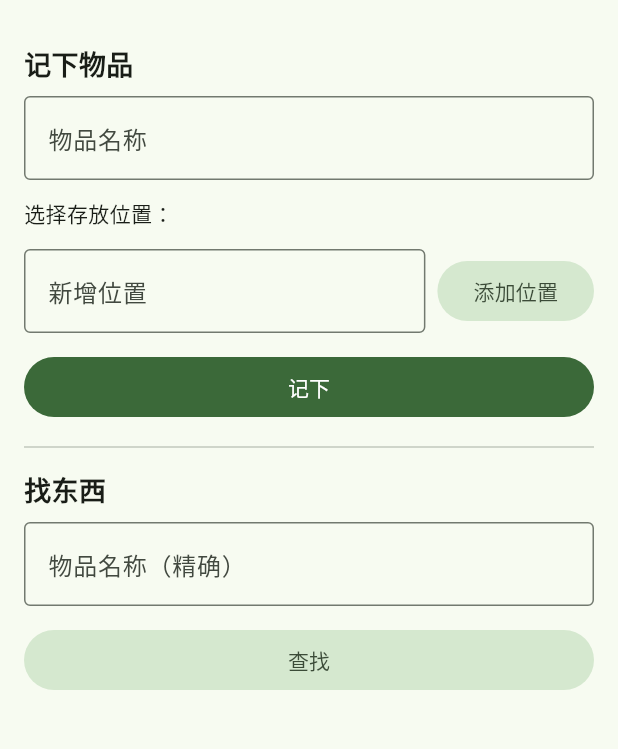
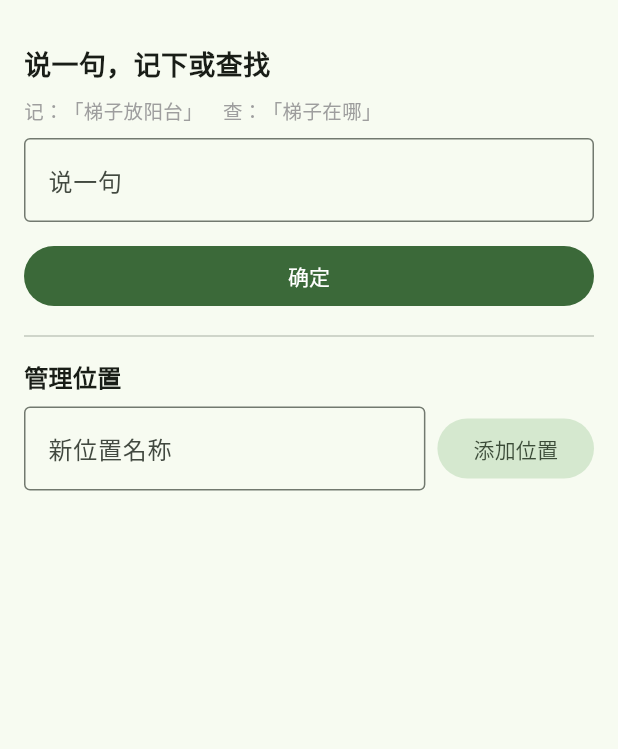
Before and after one commit to SONGDD152/home_inventory, a Flutter app: the screen it shows after launch, on a phone screen of 412 x 824 dp, the part 63-812 px from its top. Run offline on Flutter 3.47's test engine with Material 3 defaults, Android fonts, the phone set to English and light mode, and no system bars; our stand-ins replace sqflite; accounts and stored records are empty.

Commit message:
Add files via upload

```diff
--- a/lib/home_inventory.dart
+++ b/lib/home_inventory.dart
@@ -1,4 +1,6 @@
 export 'data/inventory_database.dart';
 export 'data/inventory_repository.dart';
 export 'data/item.dart';
+export 'data/normalize.dart';
+export 'data/phrase_parser.dart';
 export 'ui/home_page.dart';
--- a/lib/ui/home_page.dart
+++ b/lib/ui/home_page.dart
@@ -4,13 +4,16 @@ import 'package:flutter/material.dart';
 
 import '../data/inventory_repository.dart';
 import '../data/item.dart';
+import '../data/phrase_parser.dart';
 
-/// 家庭仓储 APP 第一版界面：单页分块，录入 + 精确名称查询。
+/// 家庭仓储 APP 第一版界面：单页，单句式输入框（录入 + 查询共用）。
 ///
-/// 范围边界（产品与技术负责人已确认）：
-///  * 三张表：物品 / 位置 / 关联；位置从已有位置中选，可新增位置；
-///  * 只认精确名称，不做语义解析；不做删除、语音、多端同步；
-///  * 单人本地。
+/// 范围边界（产品与技术负责人已确认，见 V1_ACCEPTANCE.md）：
+///  * 交互为单入口：一个句式框——「<物品>放<位置>」录入、「<物品>在哪」查询；
+///  * parsePhrase 纯函数解析三态，未识别走「没听懂」且零写入；
+///  * 句式录入的位置若不存在，自动新建（由归一化结果驱动，经仓储 addLocation）；
+///  * 单一归一化入口：名字一律经仓储边界 normalizeName，UI 不自行预处理；
+///  * 三张表存储、不做删除/语音/多端同步；单人本地。
 ///
 /// [repository] 由外部注入，便于测试注入内存实现（见 InventoryRepository）。
 class HomePage extends StatefulWidget {
@@ -24,47 +27,38 @@ class HomePage extends StatefulWidget {
 }
 
 class _HomePageState extends State<HomePage> {
-  final TextEditingController _nameController = TextEditingController();
+  final TextEditingController _phraseController = TextEditingController();
   final TextEditingController _newLocationController = TextEditingController();
-  final TextEditingController _queryController = TextEditingController();
 
-  List<Location> _locations = <Location>[];
-  int? _selectedLocationId;
   String? _notice;
   ItemWithLocations? _result;
   bool _busy = false;
 
-  static const String _emptyName = '请填写物品名称';
-  static const String _emptyLocation = '请填写存放位置';
-  static const String _needLocation = '请先选择或新增一个位置';
-  static const String _notFoundPrefix = '没找到「';
+  // 七处冻结文案（逐字符合 V1_ACCEPTANCE.md，测试按字符串断言）。
+  static const String _notUnderstood =
+      '没听懂，请这样说："XX放YY"记位置，或"XX在哪"查位置。';
+  static const String _emptyLocation = '位置名称不能为空。';
 
-  @override
-  void initState() {
-    super.initState();
-    _loadLocations();
-  }
+  static String _notFound(String item) => '没有找到「$item」的记录。';
+  static String _recorded(String item, String location) =>
+      '已记下：「$item」放在「$location」。';
+  static String _alreadyRecorded(String item, String location) =>
+      '「$item」已经在「$location」了。';
+  static String _locationAdded(String location) => '已添加位置：「$location」。';
 
   @override
   void dispose() {
-    _nameController.dispose();
+    _phraseController.dispose();
     _newLocationController.dispose();
-    _queryController.dispose();
     super.dispose();
   }
 
-  Future<void> _loadLocations() async {
-    final locations = await widget.repository.getAllLocations();
-    if (!mounted) return;
-    setState(() {
-      _locations = locations;
-      // 默认选中第一个，减少一步操作；没有位置时留空。
-      _selectedLocationId ??= locations.isEmpty ? null : locations.first.id;
-    });
-  }
-
+  /// 添加位置显式入口（D1 保留）。独立文本框、不经 parsePhrase。
+  /// 位置名原文交给仓储 addLocation（仓储边界归一化），UI 不预处理值。
   Future<void> _addLocation() async {
     final name = _newLocationController.text;
+    // 仅做空判断以贴合冻结文案「位置名称不能为空」；
+    // 归一化由仓储边界负责，正常值不改、原文传入。
     if (name.trim().isEmpty) {
       _show(_emptyLocation);
       return;
@@ -74,79 +68,104 @@ class _HomePageState extends State<HomePage> {
       final id = await widget.repository.addLocation(name);
       if (!mounted) return;
       _newLocationController.clear();
-      await _loadLocations();
+      // 回显用仓储返回的归一化名（按 id 取），保证与入库值一致。
+      final nameInDb = await _locationName(id);
       if (!mounted) return;
       setState(() {
         _busy = false;
-        _selectedLocationId = id;
-        _notice = '已添加位置：${name.trim()}';
+        _notice = _locationAdded(nameInDb);
         _result = null;
       });
-    } on ArgumentError catch (e) {
+    } on ArgumentError {
       if (!mounted) return;
+      // 归一化后为空等非空输入无法表达的问题，一律落到空位置名提示，
+      // 不出现「失败/错误」措辞。
       setState(() {
         _busy = false;
-        _notice = e.name == '位置名称' ? _emptyLocation : '$e';
+        _notice = _emptyLocation;
+        _result = null;
       });
     }
   }
 
-  Future<void> _save() async {
-    final name = _nameController.text;
-    if (name.trim().isEmpty) {
-      _show(_emptyName);
-      return;
-    }
-    final locationId = _selectedLocationId;
-    if (locationId == null) {
-      _show(_needLocation);
+  /// 句式主入口：parsePhrase 解析 → 三态分支。
+  Future<void> _submitPhrase() async {
+    final parsed = parsePhrase(_phraseController.text);
+
+    if (parsed is ParseUnrecognized) {
+      // 未识别：零写入，只提示「没听懂」。无"空名称"类提示。
+      _show(_notUnderstood);
       return;
     }
 
     setState(() => _busy = true);
     try {
-      final result =
-          await widget.repository.upsertItemLocation(name, locationId);
+      if (parsed is ParseQuery) {
+        await _handleQuery(parsed.item);
+      } else if (parsed is ParseUpsert) {
+        await _handleUpsert(parsed.item, parsed.location);
+      }
       if (!mounted) return;
+      _phraseController.clear();
+    } on ArgumentError {
+      if (!mounted) return;
+      // 参数非法（如归一化后为空）也归为未识别，避免「失败/错误」措辞。
       setState(() {
         _busy = false;
-        _notice = result.created ? '已记下：$name → ${_locationName(locationId)}' : '这条已经记过了';
-      });
-      _nameController.clear();
-    } on ArgumentError catch (e) {
-      if (!mounted) return;
-      setState(() {
-        _busy = false;
-        _notice = e.name == '物品名称' ? _emptyName : '$e';
+        _notice = _notUnderstood;
+        _result = null;
       });
     }
   }
 
-  Future<void> _query() async {
-    final name = _queryController.text;
-    if (name.trim().isEmpty) {
-      _show(_emptyName);
-      return;
-    }
-
-    setState(() => _busy = true);
-    final found = await widget.repository.findByName(name);
+  Future<void> _handleQuery(String item) async {
+    final found = await widget.repository.findByName(item);
     if (!mounted) return;
     setState(() {
       _busy = false;
       _result = found;
-      _notice = found == null ? '$_notFoundPrefix${name.trim()}」' : null;
+      _notice = found == null ? _notFound(item) : null;
     });
   }
 
-  String _locationName(int id) =>
-      _locations.where((l) => l.id == id).map((l) => l.name).firstOrNull ?? '';
+  Future<void> _handleUpsert(String item, String location) async {
+    // 自动新建位置：由 parsePhrase 归一化的结果驱动，经仓储 addLocation
+    // （仓储内部归一化 + 按名去重）。UI 不自建位置、不写旁路。
+    final locationId = await widget.repository.addLocation(location);
+    if (!mounted) return;
+    final result =
+        await widget.repository.upsertItemLocation(item, locationId);
+    if (!mounted) return;
+    setState(() {
+      _busy = false;
+      _notice = result.created
+          ? _recorded(item, location)
+          : _alreadyRecorded(item, location);
+      _result = null;
+    });
+  }
+
+  /// 按 id 取仓储中的归一化位置名，供显式添加成功文案回显。
+  Future<String> _locationName(int id) async {
+    final locations = await widget.repository.getAllLocations();
+    return locations
+            .where((l) => l.id == id)
+            .map((l) => l.name)
+            .firstOrNull ??
+        '';
+  }
 
   void _show(String message) {
     setState(() {
       _notice = message;
       _result = null;
     });
+  }
+
+  /// 多位置文案：动态模板，列出全部未软删位置，不取最近一次。
+  String _multiLocationText(ItemWithLocations result) {
+    final names = result.locations.map((l) => l.name).join('、');
+    return '「${result.item.name}」在：$names（共${result.locations.length}处）。';
   }
 
   @override
@@ -158,37 +177,33 @@ class _HomePageState extends State<HomePage> {
         child: Column(
           crossAxisAlignment: CrossAxisAlignment.stretch,
           children: <Widget>[
-            const Text('记下物品',
+            const Text('说一句，记下或查找',
                 style: TextStyle(fontSize: 18, fontWeight: FontWeight.bold)),
             const SizedBox(height: 8),
+            const Text('记：「梯子放阳台」　查：「梯子在哪」',
+                style: TextStyle(fontSize: 13, color: Colors.grey)),
+            const SizedBox(height: 8),
             TextField(
-              key: const Key('name_field'),
-              controller: _nameController,
+              key: const Key('phrase_field'),
+              controller: _phraseController,
               decoration: const InputDecoration(
-                labelText: '物品名称',
-                hintText: '例如：梯子',
+                labelText: '说一句',
+                hintText: '例如：梯子放阳台',
                 border: OutlineInputBorder(),
               ),
+              onSubmitted: (_) => _busy ? null : _submitPhrase(),
             ),
             const SizedBox(height: 12),
-            const Text('选择存放位置：', style: TextStyle(fontSize: 14)),
-            const SizedBox(height: 6),
-            Wrap(
-              spacing: 8,
-              children: <Widget>[
-                for (final location in _locations)
-                  ChoiceChip(
-                    key: Key('location_chip_${location.id}'),
-                    label: Text(location.name),
-                    selected: _selectedLocationId == location.id,
-                    onSelected: _busy
-                        ? null
-                        : (_) => setState(
-                              () => _selectedLocationId = location.id,
-                            ),
-                  ),
-              ],
+            FilledButton(
+              key: const Key('submit_button'),
+              onPressed: _busy ? null : _submitPhrase,
+              child: const Text('确定'),
             ),
+            const SizedBox(height: 8),
+            const Divider(),
+            const SizedBox(height: 8),
+            const Text('管理位置',
+                style: TextStyle(fontSize: 16, fontWeight: FontWeight.bold)),
             const SizedBox(height: 8),
             Row(
               children: <Widget>[
@@ -197,7 +212,7 @@ class _HomePageState extends State<HomePage> {
                     key: const Key('new_location_field'),
                     controller: _newLocationController,
                     decoration: const InputDecoration(
-                      labelText: '新增位置',
+                      labelText: '新位置名称',
                       hintText: '例如：储物间',
                       border: OutlineInputBorder(),
                     ),
@@ -211,41 +226,14 @@ class _HomePageState extends State<HomePage> {
                 ),
               ],
             ),
-            const SizedBox(height: 12),
-            FilledButton(
-              key: const Key('save_button'),
-              onPressed: _busy ? null : _save,
-              child: const Text('记下'),
-            ),
-            const SizedBox(height: 8),
-            const Divider(),
-            const SizedBox(height: 8),
-            const Text('找东西',
-                style: TextStyle(fontSize: 18, fontWeight: FontWeight.bold)),
-            const SizedBox(height: 8),
-            TextField(
-              key: const Key('query_field'),
-              controller: _queryController,
-              decoration: const InputDecoration(
-                labelText: '物品名称（精确）',
-                hintText: '例如：梯子',
-                border: OutlineInputBorder(),
-              ),
-              onSubmitted: (_) => _query(),
-            ),
-            const SizedBox(height: 12),
-            FilledButton.tonal(
-              key: const Key('query_button'),
-              onPressed: _busy ? null : _query,
-              child: const Text('查找'),
-            ),
             if (_notice != null) ...[
               const SizedBox(height: 12),
               Text(_notice!, key: const Key('notice')),
             ],
             if (_result != null) ...[
               const SizedBox(height: 8),
-              Text('「${_result!.item.name}」放在：',
+              Text(_multiLocationText(_result!),
+                  key: const Key('result_line'),
                   style: const TextStyle(fontWeight: FontWeight.w600)),
               for (final location in _result!.locations)
                 ListTile(
```
Also changed, not shown: 3 other files.
